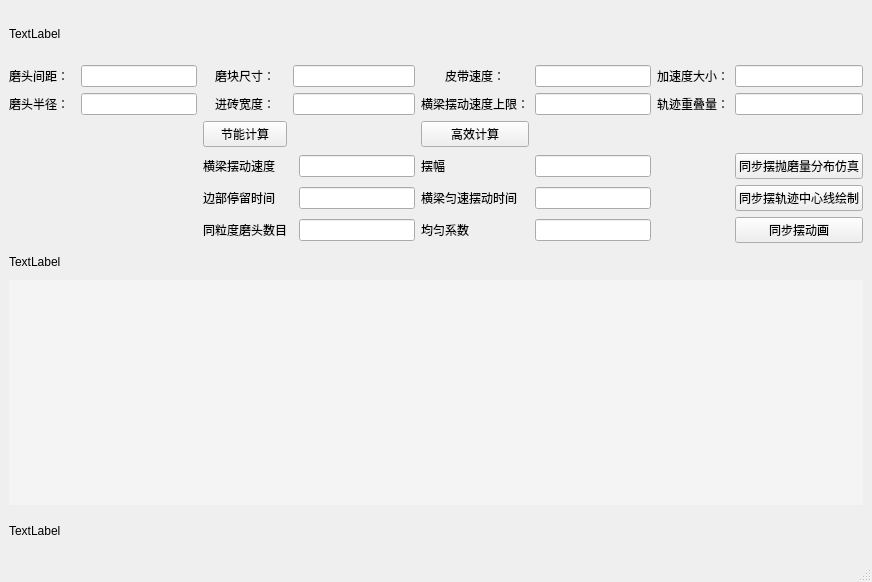
Old version of the form Equal_Calc.ui in the repository wuheideyun/PolishingParameterNew.
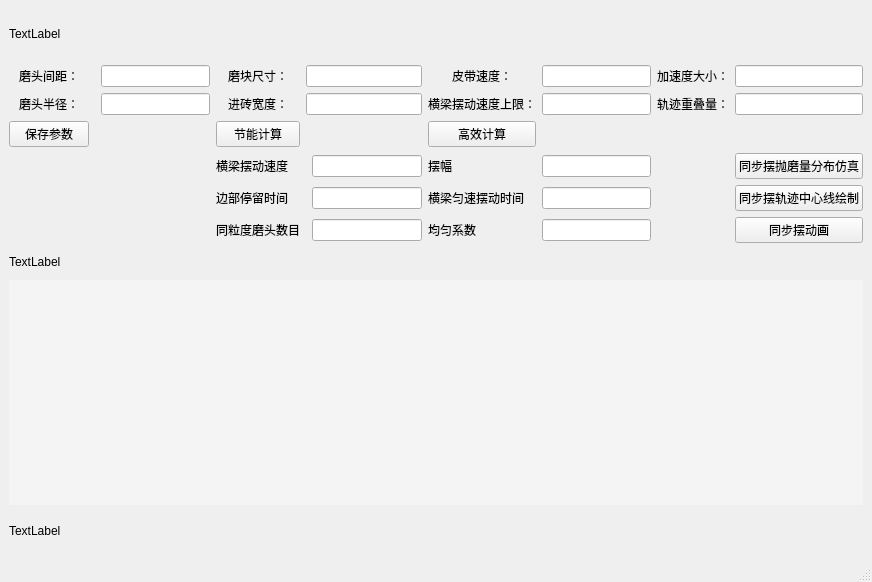
New version of the form.

Commit message: 增加保存参数按钮

The edit to the form file:
```diff
--- a/Equal_Calc.ui
+++ b/Equal_Calc.ui
@@ -254,6 +254,13 @@
       </property>
      </widget>
     </item>
+    <item row="3" column="0">
+     <widget class="QPushButton" name="button_save_parameter">
+      <property name="text">
+       <string>保存参数</string>
+      </property>
+     </widget>
+    </item>
    </layout>
   </widget>
   <widget class="QMenuBar" name="menubar">
```
The commit also changes 17 other files.
